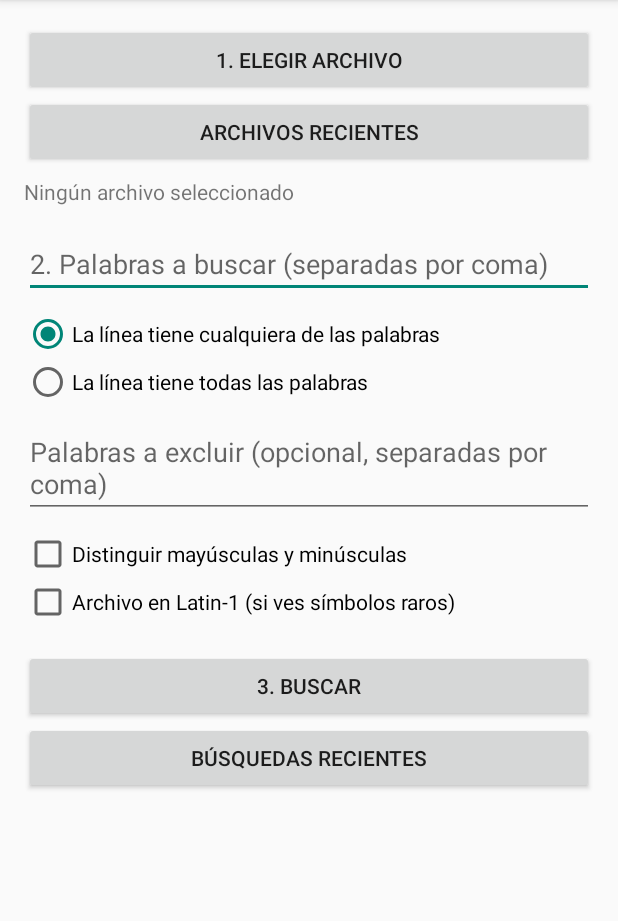
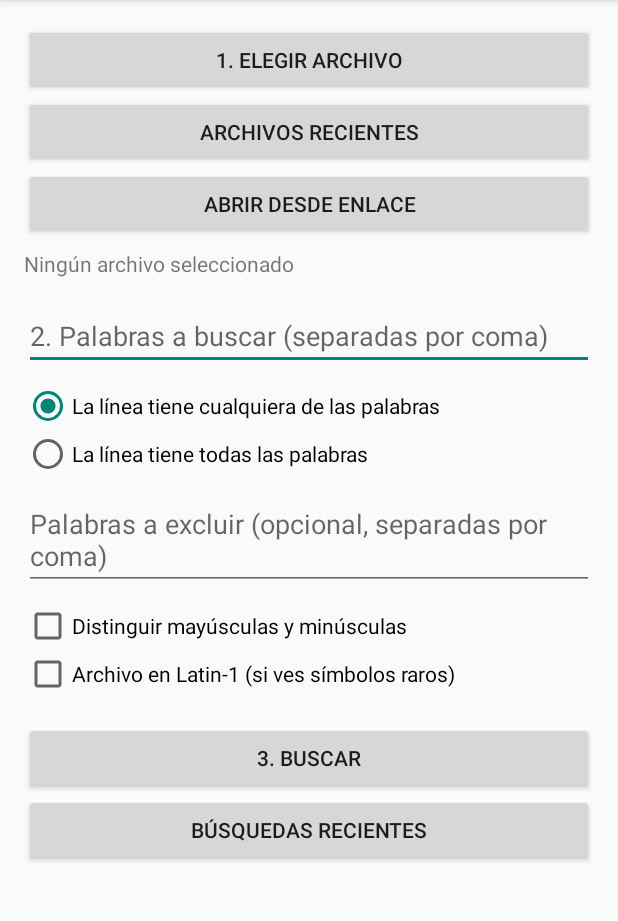
Before and after one commit to Dudu199927/filtro-texto, an Android app: the screen it shows after launch (MainActivity), on a phone screen of 412 x 824 dp, the part 84-1005 px from its top. Run offline under Robolectric (Android 15) with nearby library versions, the phone set to English and light mode, and no system bars.

Commit message:
Add files via upload

```diff
--- a/app/src/main/res/layout/activity_main.xml
+++ b/app/src/main/res/layout/activity_main.xml
@@ -21,6 +21,12 @@
             android:layout_width="match_parent"
             android:layout_height="wrap_content"
             android:text="Archivos recientes" />
+
+        <Button
+            android:id="@+id/btnEnlace"
+            android:layout_width="match_parent"
+            android:layout_height="wrap_content"
+            android:text="Abrir desde enlace" />
 
         <TextView
             android:id="@+id/tvArchivo"
```
